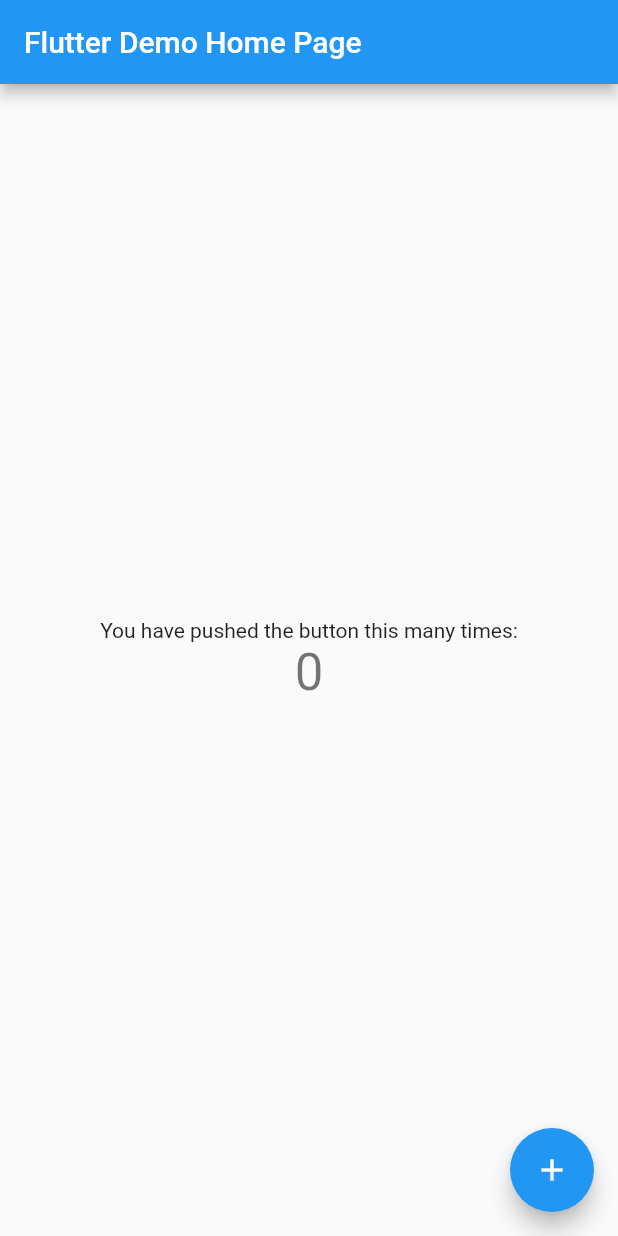
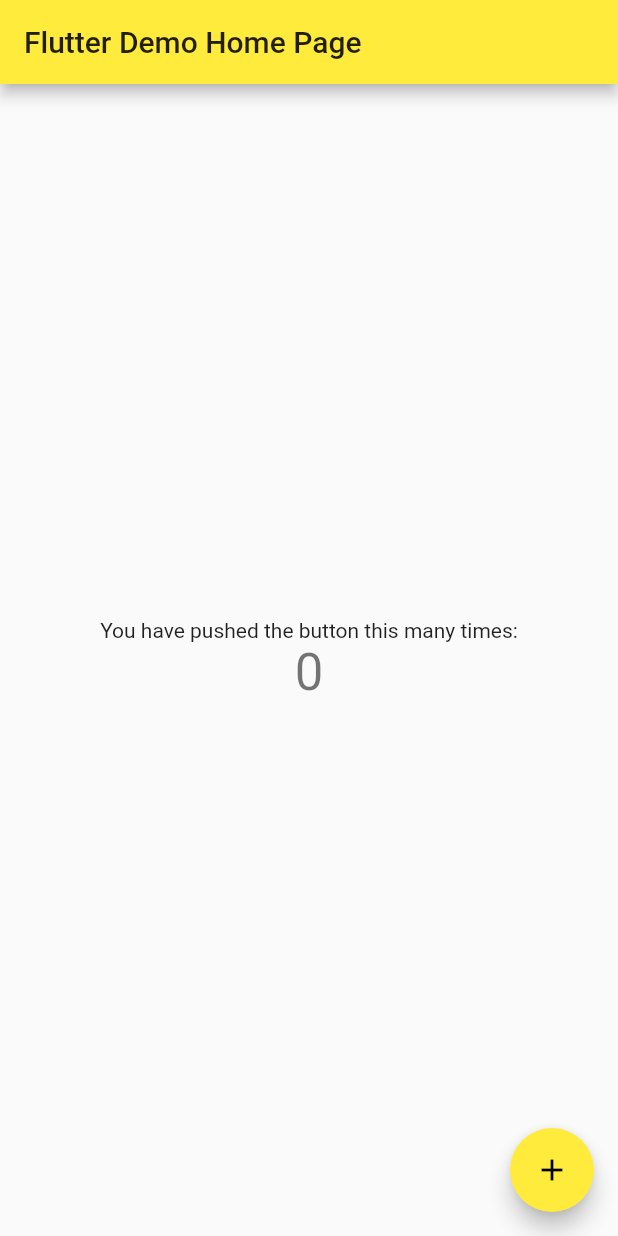
Before and after one commit to 624990742/myAppFlutter, a Flutter app: the screen it shows after launch, on a phone screen of 412 x 824 dp. Run offline on Flutter 3.47's test engine with Material 2 defaults, Android fonts, the phone set to English and light mode, and no system bars.

Commit message:
提交ios和安卓编译版本，可以正常跑。

```diff
--- a/lib/main.dart
+++ b/lib/main.dart
@@ -7,7 +7,7 @@ class MyApp extends StatelessWidget {
   @override
   Widget build(BuildContext context) {
     return MaterialApp(
-      title: 'Flutter Demo',
+      title: 'hellow',
       theme: ThemeData(
         // This is the theme of your application.
         //
@@ -18,7 +18,7 @@ class MyApp extends StatelessWidget {
         // or simply save your changes to "hot reload" in a Flutter IDE).
         // Notice that the counter didn't reset back to zero; the application
         // is not restarted.
-        primarySwatch: Colors.blue,
+        primarySwatch: Colors.yellow,
       ),
       home: MyHomePage(title: 'Flutter Demo Home Page'),
     );
```
Also changed, not shown: pubspec.lock, 8 other files.
